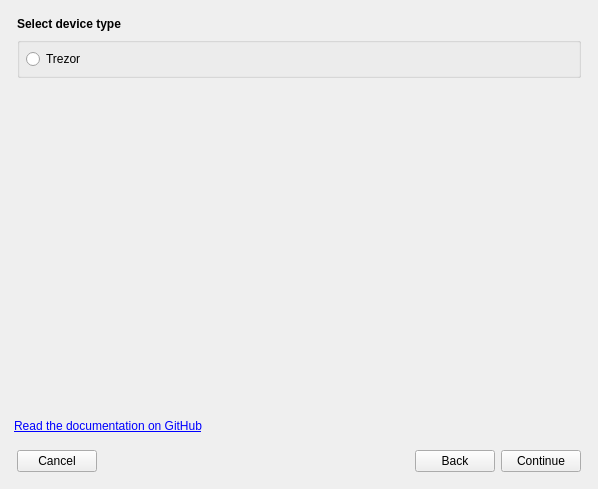
Before: the Qt Designer form src/ui/ui_initialize_hw_dlg.ui in Bertrand256/dash-masternode-tool, drawn with Qt 5.
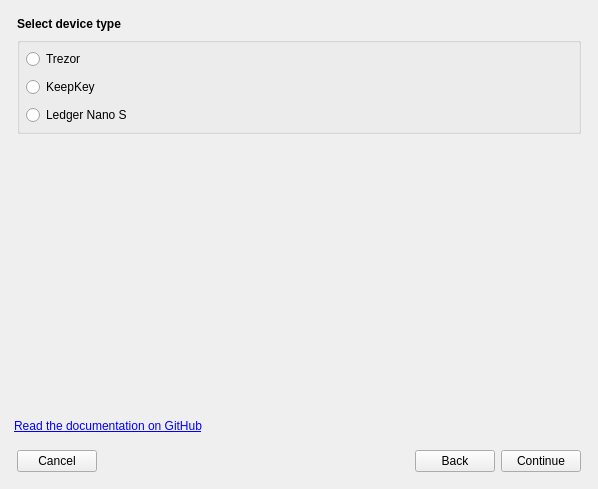
After: the same form once the commit is applied. The open tabs and pages were chosen to show the change.

Commit message: Reenabled Ledger

Patch:
```diff
--- a/src/ui/ui_initialize_hw_dlg.ui
+++ b/src/ui/ui_initialize_hw_dlg.ui
@@ -75,6 +75,20 @@
             </property>
            </widget>
           </item>
+          <item>
+           <widget class="QRadioButton" name="rbDeviceKeepkey">
+            <property name="text">
+             <string>KeepKey</string>
+            </property>
+           </widget>
+          </item>
+          <item>
+           <widget class="QRadioButton" name="rbDeviceLedger">
+            <property name="text">
+             <string>Ledger Nano S</string>
+            </property>
+           </widget>
+          </item>
          </layout>
         </widget>
        </item>
```
The commit also changes 8 other files.
